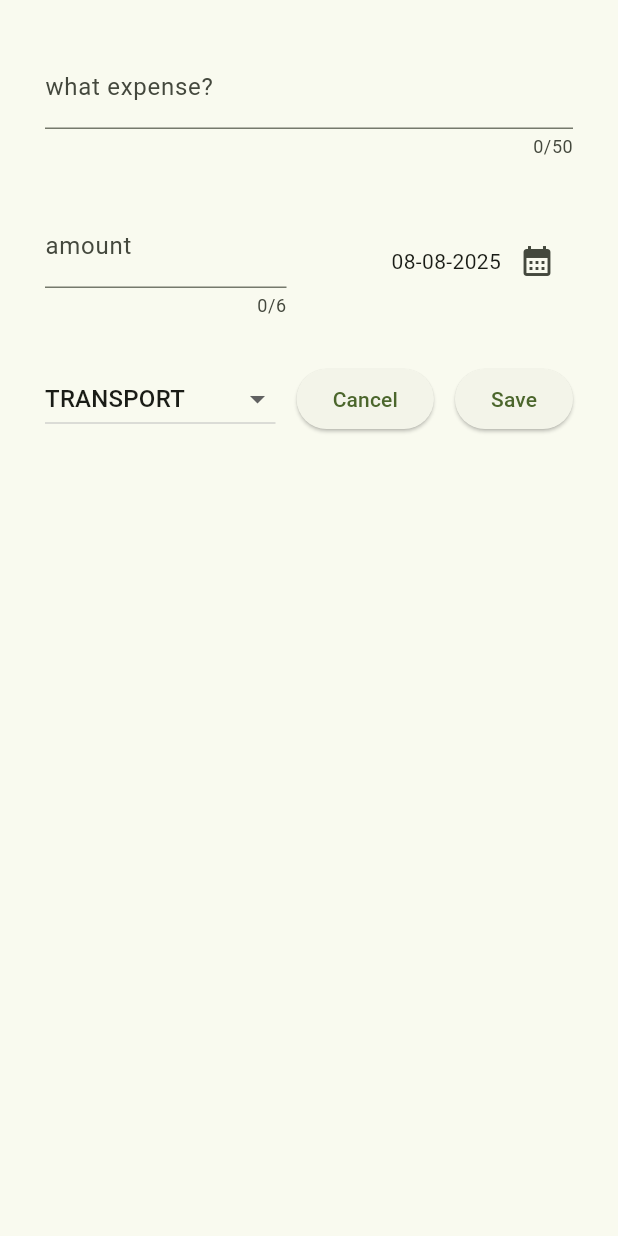
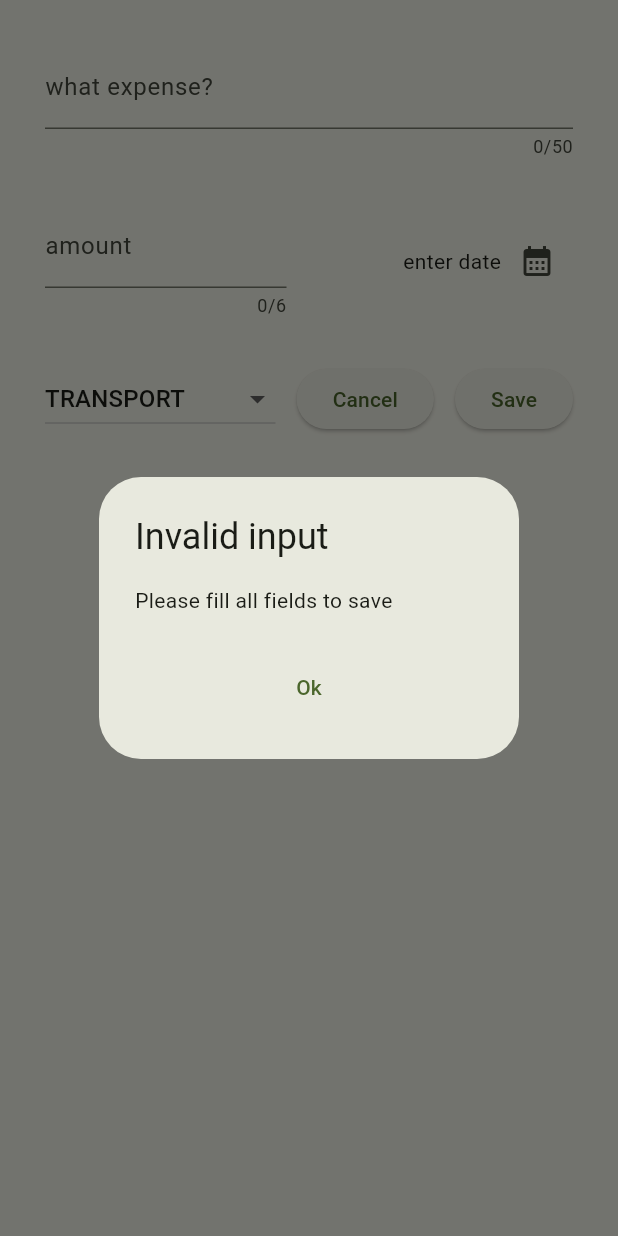
Before and after one commit to itrieditlikethis/expense_tracker, a Flutter app: the NewExpense widget shown alone on an empty page, opened directly, after a tap on "Save", on a phone screen of 412 x 824 dp. Run offline on Flutter 3.47's test engine with Material 3 defaults, Android fonts, the phone set to English and light mode, and no system bars.

Commit message:
feat: add new expense submit dialog

```diff
--- a/lib/widgets/new_expense.dart
+++ b/lib/widgets/new_expense.dart
@@ -12,7 +12,7 @@ class NewExpense extends StatefulWidget {
 
 class _NewExpenseState extends State<NewExpense> {
   final _addNewExpenseController = TextEditingController();
-  final _addAmmountController = TextEditingController();
+  final _addAmountController = TextEditingController();
   DateTime? _selectedDate;
   Category _selectedCategory = Category.transport;
 
@@ -20,6 +20,7 @@ class _NewExpenseState extends State<NewExpense> {
     final now = DateTime.now();
     final firstDate = DateTime(now.year - 1, now.month, now.day);
     final pickedDate = await showDatePicker(
+      initialDate: now,
       context: context,
       firstDate: firstDate,
       lastDate: now,
@@ -35,10 +36,31 @@ class _NewExpenseState extends State<NewExpense> {
     });
   }
 
+  void _submitNewExpenseData() {
+    final enteredAmount = double.tryParse(_addAmountController.text);
+    final isInvalidAmount = enteredAmount == null || enteredAmount <= 0;
+    if (_addNewExpenseController.text.trim().isEmpty ||
+        isInvalidAmount ||
+        _selectedDate == null) {
+      showDialog(
+        context: context,
+        builder: (ctx) => AlertDialog(
+          title: const Text('Invalid input'),
+          content: const Text("Please fill all fields to save"),
+          actionsAlignment: MainAxisAlignment.center,
+          actions: [
+            TextButton(onPressed: () => Navigator.pop(ctx), child: Text('Ok')),
+          ],
+        ),
+      );
+      return;
+    }
+  }
+
   @override
   void dispose() {
     _addNewExpenseController.dispose();
-    _addAmmountController.dispose();
+    _addAmountController.dispose();
     _selectedDate = null;
     super.dispose();
   }
@@ -64,7 +86,7 @@ class _NewExpenseState extends State<NewExpense> {
             children: [
               Expanded(
                 child: TextField(
-                  controller: _addAmmountController,
+                  controller: _addAmountController,
                   maxLength: 6,
                   decoration: InputDecoration(
                     label: Text('amount'),
@@ -78,7 +100,11 @@ class _NewExpenseState extends State<NewExpense> {
                   mainAxisAlignment: MainAxisAlignment.end,
                   crossAxisAlignment: CrossAxisAlignment.center,
                   children: [
-                    Text(formatter.format(_selectedDate ?? DateTime.now())),
+                    Text(
+                      _selectedDate != null
+                          ? formatter.format(_selectedDate ?? DateTime.now())
+                          : "enter date",
+                    ),
                     IconButton(
                       onPressed: _onSelectDate,
                       icon: const Icon(Icons.calendar_month),
@@ -112,7 +138,10 @@ class _NewExpenseState extends State<NewExpense> {
                 },
                 child: Text("Cancel"),
               ),
-              ElevatedButton(onPressed: () {}, child: Text('Save')),
+              ElevatedButton(
+                onPressed: _submitNewExpenseData,
+                child: Text('Save'),
+              ),
             ],
           ),
         ],
```
